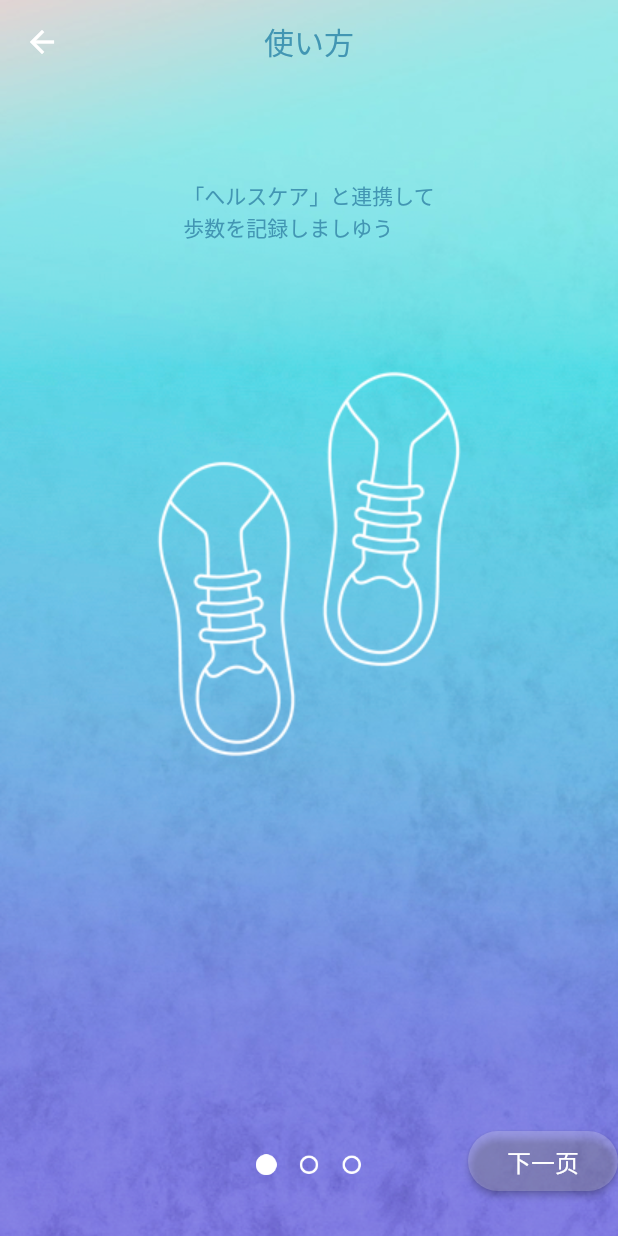
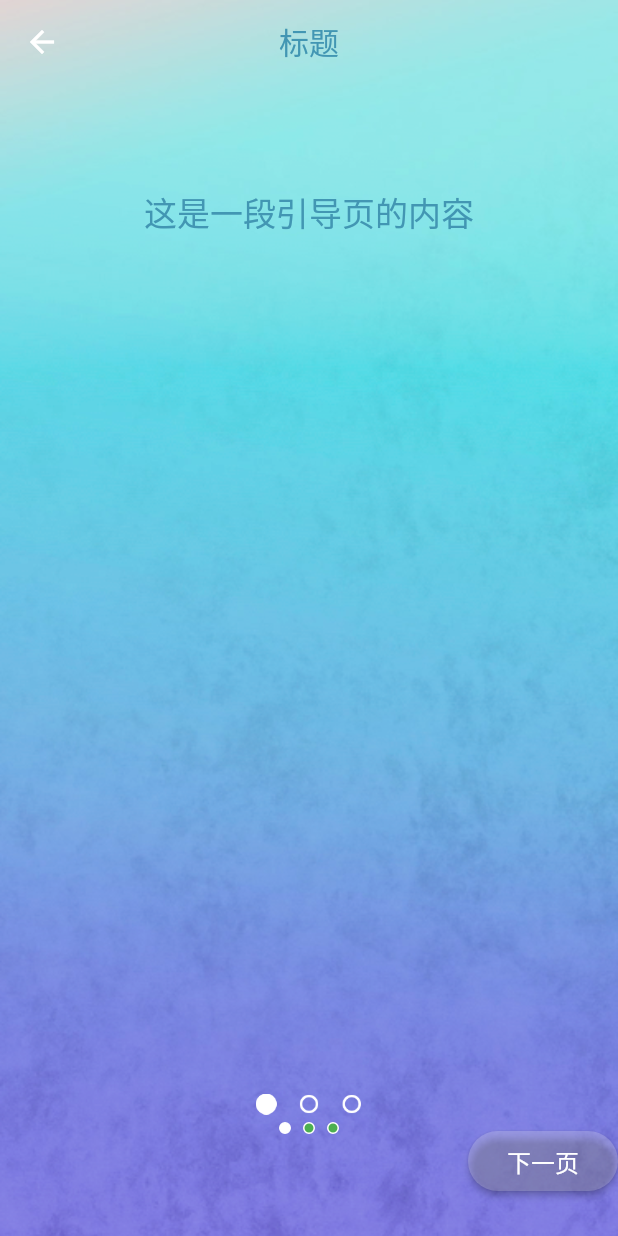
Before and after one commit to crystalyf/flutterDemoX, a Flutter app: the StepTutorial screen opened directly, on a phone screen of 412 x 824 dp. Run offline on Flutter 3.47's test engine with Material 2 defaults, Android fonts, the phone set to English and light mode, and no system bars; drawn by our look-alikes of page_view_indicators.

Commit message:
提交动图，略微修改UI

```diff
--- a/lib/screens/example/tutorial/step_tutorial.dart
+++ b/lib/screens/example/tutorial/step_tutorial.dart
@@ -13,9 +13,7 @@ class StepTutorial extends StatefulWidget {
 
 class _StepTutorialState extends State<StepTutorial> {
   //CC01_ 歩数チュートリアル
-  String stepTutorialTitle = '使い方';
-
-  String stepTutorialContent1 = '「へルスケア」と連携して\n歩数を記録しましゆう';
+  String stepTutorialTitle = '标题';
 
   String skipButtonText = '下一页';
 
@@ -29,12 +27,12 @@ class _StepTutorialState extends State<StepTutorial> {
               mainAxisAlignment: MainAxisAlignment.center,
               children: [
                 Text(
-                  '「へルスケア」と連携して\n歩数を記録しましゆう',
-                  style: TextStyle(color: BeautyColors.blue02),
+                  '这是一段引导页的内容',
+                  style: TextStyle(color: BeautyColors.blue02, fontSize: 22),
                 ),
               ],
             )),
-        Image(image: AssetImage('assets/ic_tutorial_steps_1.png')),
+        // Image(image: AssetImage('assets/ic_tutorial_steps_1.png')),
       ],
     ),
     Column(
@@ -45,12 +43,12 @@ class _StepTutorialState extends State<StepTutorial> {
               mainAxisAlignment: MainAxisAlignment.center,
               children: [
                 Text(
-                  '「へルスケア」と連携して\n歩数を記録しましゆう',
-                  style: TextStyle(color: BeautyColors.blue02),
+                  '这是一段引导页的内容',
+                  style: TextStyle(color: BeautyColors.blue02, fontSize: 22),
                 ),
               ],
             )),
-        Image(image: AssetImage('assets/ic_tutorial_steps_2.png')),
+        //  Image(image: AssetImage('assets/ic_tutorial_steps_2.png')),
       ],
     ),
     Column(
@@ -61,12 +59,12 @@ class _StepTutorialState extends State<StepTutorial> {
               mainAxisAlignment: MainAxisAlignment.center,
               children: [
                 Text(
-                  '「へルスケア」と連携して\n歩数を記録しましゆう',
-                  style: TextStyle(color: BeautyColors.blue02),
+                  '这是一段引导页的内容',
+                  style: TextStyle(color: BeautyColors.blue02, fontSize: 22),
                 ),
               ],
             )),
-        Image(image: AssetImage('assets/ic_tutorial_steps_3.png')),
+        //  Image(image: AssetImage('assets/ic_tutorial_steps_3.png')),
       ],
     ),
   ];
@@ -128,8 +126,15 @@ class _StepTutorialState extends State<StepTutorial> {
                           child: Stack(
                             children: [
                               Center(
-                                child:
-                                StepTutorialCustomIndicator(), //  StepTutorialIndicator()，
+                                child: Column(
+                                  crossAxisAlignment: CrossAxisAlignment.center,
+                                  children: [
+                                    //自定义的圆点指示器
+                                    StepTutorialCustomIndicator(),
+                                    //原生圆点指示器
+                                    StepTutorialIndicator(),
+                                  ],
+                                ),
                               ),
                               Align(
                                 alignment: Alignment.centerRight,
--- a/lib/screens/example/tutorial/widget/step_tutorial_custom_indicator.dart
+++ b/lib/screens/example/tutorial/widget/step_tutorial_custom_indicator.dart
@@ -4,6 +4,9 @@ import 'package:page_view_indicators/circle_page_indicator.dart';
 import 'package:provider/provider.dart';
 
 ///自定义View的指示器，使用的是3个图片做的小圆点布局。
+///
+///  带边缘的透明色原生的做不到, 圆圈最底部有白色
+///
 class StepTutorialCustomIndicator extends StatelessWidget {
 
   StepTutorialCustomIndicator();
```
Also changed, not shown: gif/圆点指示器.gif (added).
